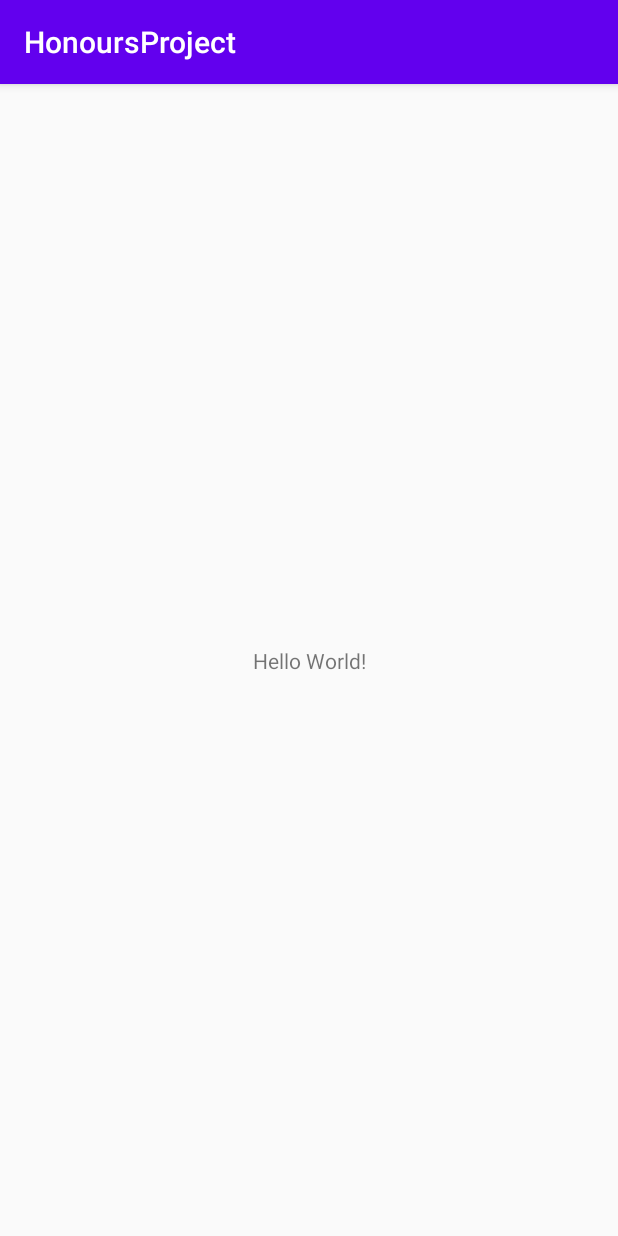
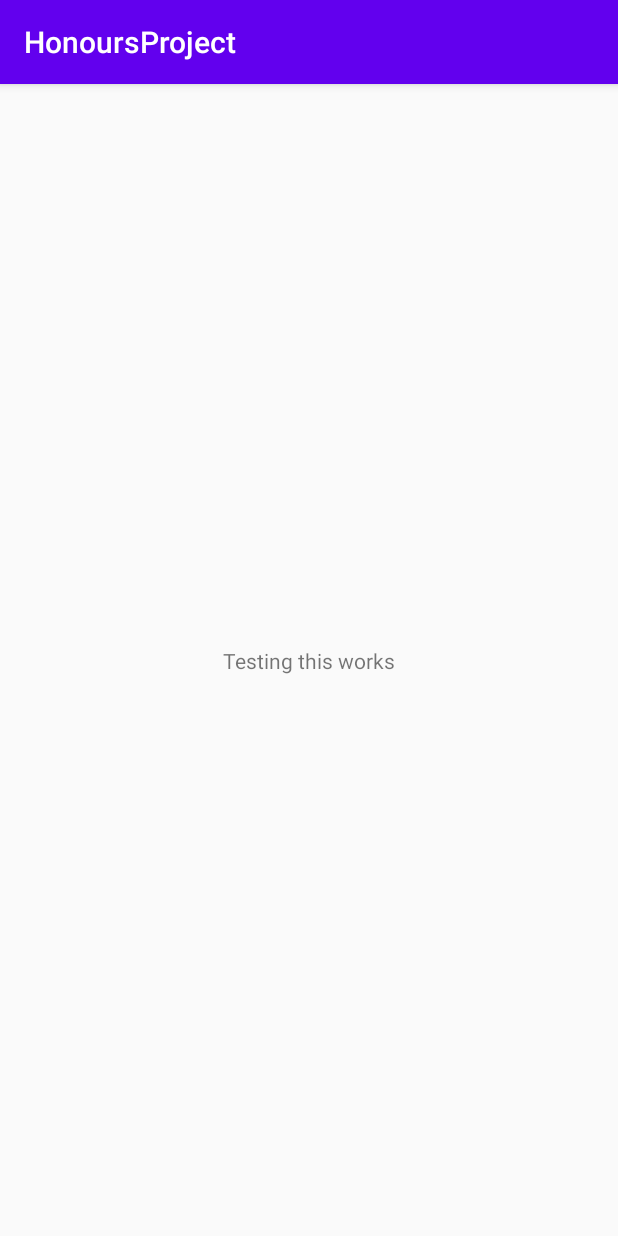
Before and after one commit to ConnerMcGill/HonoursProject, an Android app: the screen it shows after launch (MainActivity), on a phone screen of 412 x 824 dp. Run offline under Robolectric (Android 15) with nearby library versions, the phone set to English and light mode, and no system bars.

Commit message:
Testing this works on my desktop

```diff
--- a/app/src/main/res/layout/activity_main.xml
+++ b/app/src/main/res/layout/activity_main.xml
@@ -9,7 +9,7 @@
     <TextView
         android:layout_width="wrap_content"
         android:layout_height="wrap_content"
-        android:text="Hello World!"
+        android:text="Testing this works"
         app:layout_constraintBottom_toBottomOf="parent"
         app:layout_constraintLeft_toLeftOf="parent"
         app:layout_constraintRight_toRightOf="parent"
```
